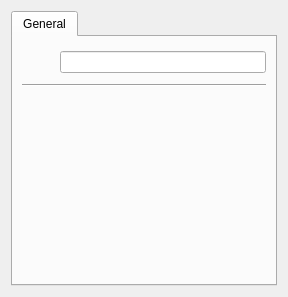
Above: PropertiesDialog.ui from Experiment5X/360DevManager before the change. Below: the same form after it.
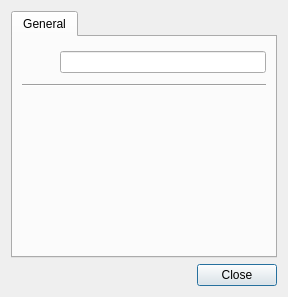
That is the form after the change.

Commit message: Added close button to properties dialog

```diff
--- a/PropertiesDialog.ui
+++ b/PropertiesDialog.ui
@@ -102,6 +102,30 @@
      </widget>
     </widget>
    </item>
+   <item>
+    <layout class="QHBoxLayout" name="horizontalLayout_2">
+     <item>
+      <spacer name="horizontalSpacer">
+       <property name="orientation">
+        <enum>Qt::Horizontal</enum>
+       </property>
+       <property name="sizeHint" stdset="0">
+        <size>
+         <width>40</width>
+         <height>20</height>
+        </size>
+       </property>
+      </spacer>
+     </item>
+     <item>
+      <widget class="QPushButton" name="pushButton">
+       <property name="text">
+        <string>Close</string>
+       </property>
+      </widget>
+     </item>
+    </layout>
+   </item>
   </layout>
  </widget>
  <resources/>
```
The commit also changes 2 other files.
